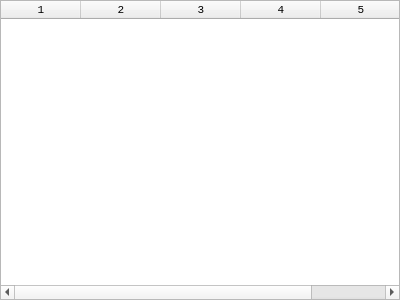
einsteinly/CAUV_old_software, file gui/gui/plugins/processes/processstateview.ui: the form before one commit.
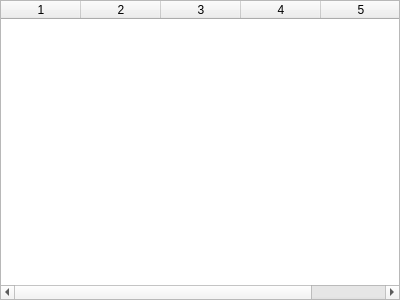
The form after the commit.

Commit message: Process state view now a dock widget

The edit to the form file:
```diff
--- a/gui/gui/plugins/processes/processstateview.ui
+++ b/gui/gui/plugins/processes/processstateview.ui
@@ -1,7 +1,7 @@
 <?xml version="1.0" encoding="UTF-8"?>
 <ui version="4.0">
  <class>ProcessStateView</class>
- <widget class="QWidget" name="ProcessStateView">
+ <widget class="QDockWidget" name="ProcessStateView">
   <property name="geometry">
    <rect>
     <x>0</x>
@@ -13,35 +13,15 @@
   <property name="windowTitle">
    <string>Processes</string>
   </property>
+  <widget class="QWidget" name="dockWidgetContents">
   <layout class="QHBoxLayout" name="horizontalLayout">
    <property name="margin">
     <number>0</number>
    </property>
    <item>
     <widget class="QTableWidget" name="tableWidget">
-     <property name="font">
-      <font>
-       <family>Monospace</family>
-       <pointsize>8</pointsize>
-      </font>
-     </property>
-     <property name="editTriggers">
-      <set>QAbstractItemView::NoEditTriggers</set>
-     </property>
-     <property name="dragEnabled">
-      <bool>true</bool>
-     </property>
-     <property name="alternatingRowColors">
-      <bool>true</bool>
-     </property>
-     <property name="selectionMode">
-      <enum>QAbstractItemView::MultiSelection</enum>
-     </property>
-     <property name="selectionBehavior">
-      <enum>QAbstractItemView::SelectRows</enum>
-     </property>
-     <property name="sortingEnabled">
-      <bool>false</bool>
+      <property name="dragDropMode">
+       <enum>QAbstractItemView::DragOnly</enum>
      </property>
      <property name="columnCount">
       <number>5</number>
@@ -58,15 +38,27 @@
      <attribute name="verticalHeaderVisible">
       <bool>false</bool>
      </attribute>
+      <attribute name="verticalHeaderDefaultSectionSize">
+       <number>20</number>
+      </attribute>
+      <attribute name="verticalHeaderMinimumSectionSize">
+       <number>15</number>
+      </attribute>
      <attribute name="verticalHeaderVisible">
       <bool>false</bool>
      </attribute>
+      <attribute name="verticalHeaderDefaultSectionSize">
+       <number>20</number>
+      </attribute>
      <attribute name="horizontalHeaderStretchLastSection">
       <bool>true</bool>
      </attribute>
      <attribute name="horizontalHeaderMinimumSectionSize">
       <number>50</number>
      </attribute>
+      <attribute name="verticalHeaderMinimumSectionSize">
+       <number>15</number>
+      </attribute>
      <attribute name="horizontalHeaderDefaultSectionSize">
       <number>80</number>
      </attribute>
@@ -78,6 +70,7 @@
     </widget>
    </item>
   </layout>
+  </widget>
  </widget>
  <resources/>
  <connections/>
```
Lines whose indentation alone changed are shown as unchanged. The commit also changes 2 other files.
